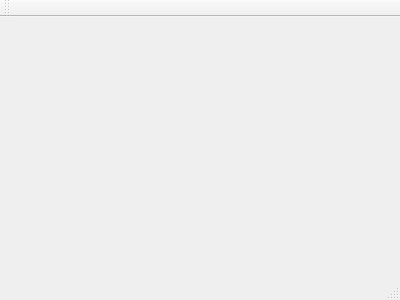
Before: the Qt Designer form mainwindow.ui in q5sys/sentinel, drawn with Qt 5.
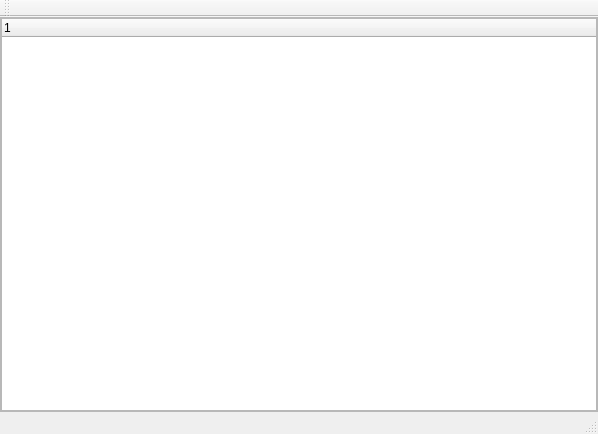
After: the same form once the commit is applied.

Commit message: building proc list structure

The edit to the form file:
```diff
--- a/mainwindow.ui
+++ b/mainwindow.ui
@@ -1,24 +1,90 @@
 <ui version="4.0">
  <class>MainWindow</class>
- <widget class="QMainWindow" name="MainWindow" >
-  <property name="geometry" >
+ <widget class="QMainWindow" name="MainWindow">
+  <property name="geometry">
    <rect>
     <x>0</x>
     <y>0</y>
-    <width>400</width>
-    <height>300</height>
+    <width>598</width>
+    <height>434</height>
    </rect>
   </property>
   <property name="windowTitle" >
    <string>MainWindow</string>
   </property>
-  <widget class="QMenuBar" name="menuBar" />
-  <widget class="QToolBar" name="mainToolBar" />
-  <widget class="QWidget" name="centralWidget" />
-  <widget class="QStatusBar" name="statusBar" />
+  <widget class="QWidget" name="centralWidget">
+   <layout class="QVBoxLayout" name="verticalLayout">
+    <property name="spacing">
+     <number>0</number>
+    </property>
+    <property name="leftMargin">
+     <number>0</number>
+    </property>
+    <property name="topMargin">
+     <number>0</number>
+    </property>
+    <property name="rightMargin">
+     <number>0</number>
+    </property>
+    <property name="bottomMargin">
+     <number>0</number>
+    </property>
+    <item>
+     <widget class="QScrollArea" name="scrollArea">
+      <property name="widgetResizable">
+       <bool>true</bool>
+      </property>
+      <widget class="QWidget" name="scrollAreaWidgetContents">
+       <property name="geometry">
+        <rect>
+         <x>0</x>
+         <y>0</y>
+         <width>596</width>
+         <height>393</height>
+        </rect>
+       </property>
+       <layout class="QVBoxLayout" name="verticalLayout_2">
+        <property name="spacing">
+         <number>0</number>
+        </property>
+        <property name="leftMargin">
+         <number>0</number>
+        </property>
+        <property name="topMargin">
+         <number>0</number>
+        </property>
+        <property name="rightMargin">
+         <number>0</number>
+        </property>
+        <property name="bottomMargin">
+         <number>0</number>
+        </property>
+        <item>
+         <widget class="QTreeWidget" name="tree_procs">
+          <column>
+           <property name="text">
+            <string notr="true">1</string>
+           </property>
+          </column>
+         </widget>
+        </item>
+       </layout>
+      </widget>
+     </widget>
+    </item>
+   </layout>
+  </widget>
+  <widget class="QToolBar" name="mainToolBar">
+   <attribute name="toolBarArea">
+    <enum>TopToolBarArea</enum>
+   </attribute>
+   <attribute name="toolBarBreak">
+    <bool>false</bool>
+   </attribute>
+  </widget>
+  <widget class="QStatusBar" name="statusBar"/>
  </widget>
- <layoutDefault spacing="6" margin="11" />
- <pixmapfunction></pixmapfunction>
+ <layoutdefault spacing="6" margin="11"/>
  <resources/>
  <connections/>
 </ui>
```
Left out of the diff: 3 changed lines with no effect on the pictures. The commit also changes 3 other files.
